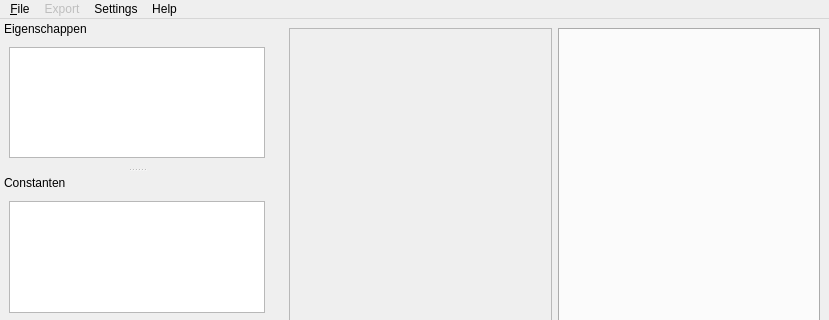
This is src/app/ruleCreator/mainwindow.ui in Dtai/PokerbotClient as Qt 5 draws it before an edit; both pictures show x 0 to 829 and y 0 to 320 of the 829 by 807 pixel window. The edited form follows.
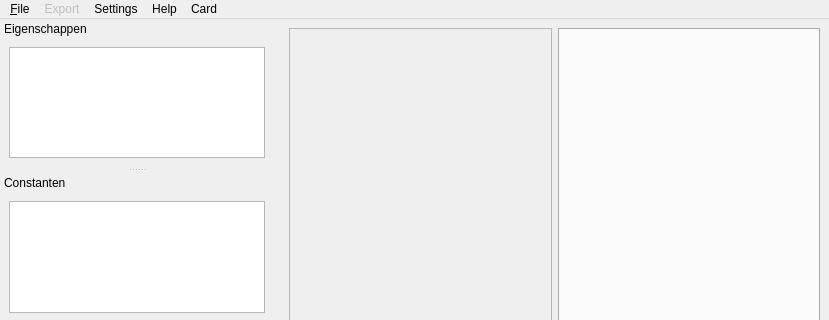
This is the edited form. Custom widgets are drawn as their Qt base class.

Commit message: Proposal card evaluator.

The edit to the form file:
```diff
--- a/src/app/ruleCreator/mainwindow.ui
+++ b/src/app/ruleCreator/mainwindow.ui
@@ -88,10 +88,17 @@
     </property>
     <addaction name="actionShow_information"/>
    </widget>
+   <widget class="QMenu" name="menuCard">
+    <property name="title">
+     <string>Card</string>
+    </property>
+    <addaction name="actionEvaluator"/>
+   </widget>
    <addaction name="menuFile"/>
    <addaction name="menuExport"/>
    <addaction name="menuSettings"/>
    <addaction name="menuHelp"/>
+   <addaction name="menuCard"/>
   </widget>
   <widget class="QStatusBar" name="statusbar"/>
   <widget class="QDockWidget" name="dwFeature">
```
Left out of the diff: 5 changed lines with no effect on the pictures. The commit also changes 7 other files.
